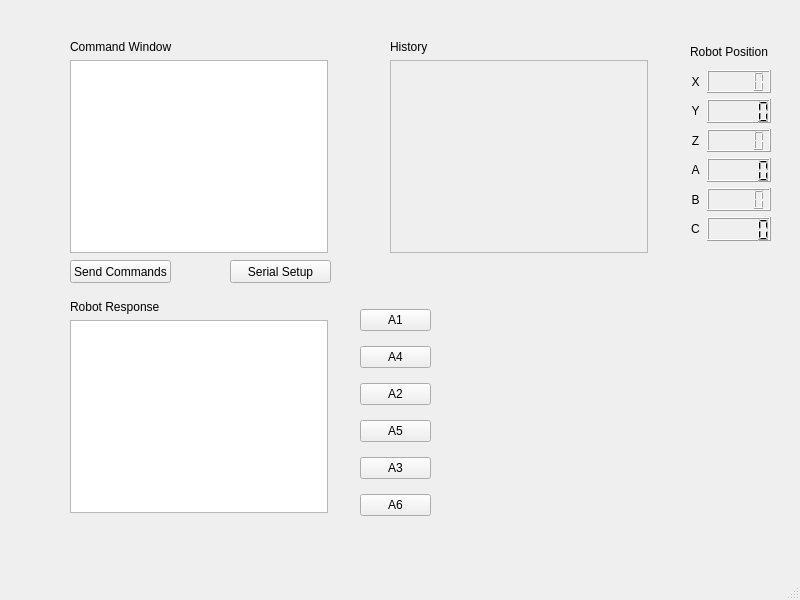
Before: the Qt Designer form RobotCmdGui.ui in Athanasios12/robotApp, drawn with Qt 5.
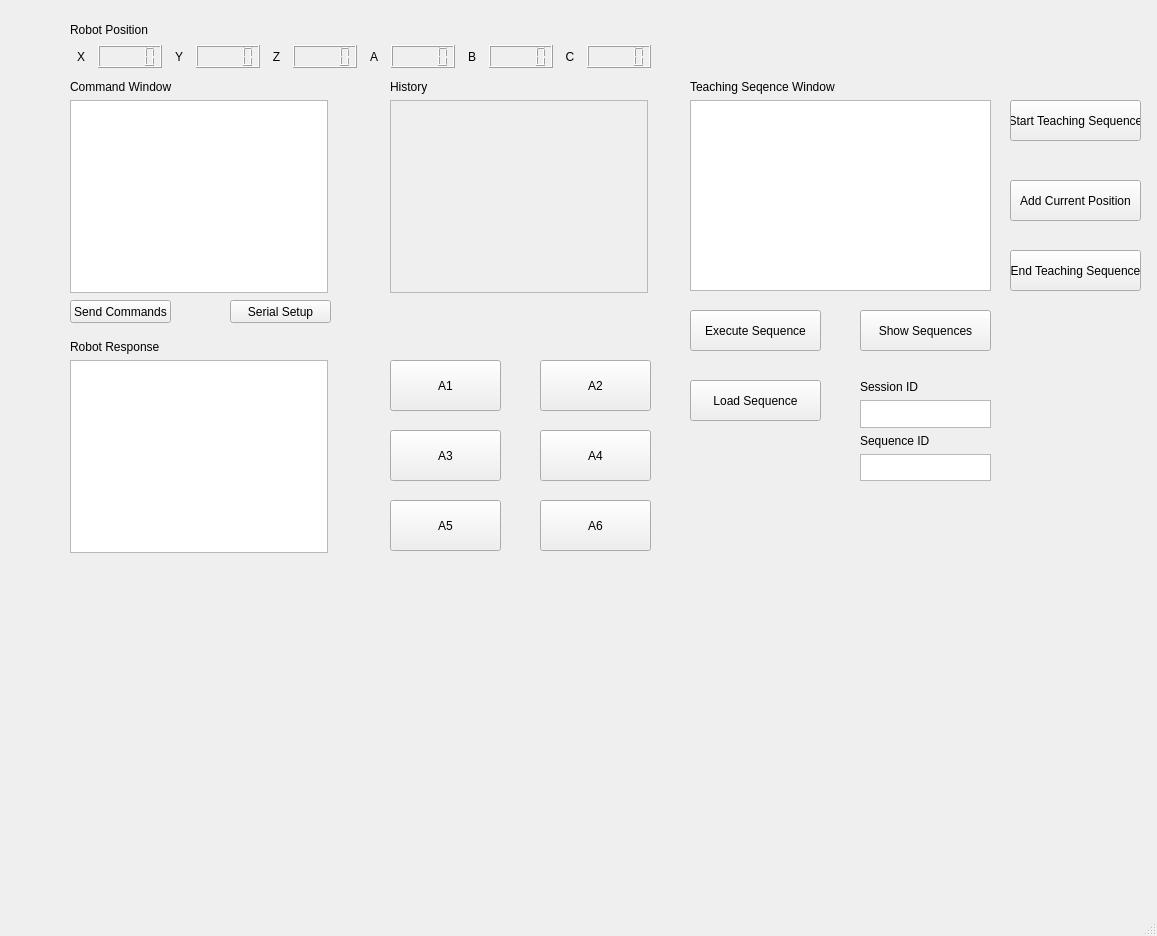
After: the same form once the commit is applied.

What changed in the file:
```diff
--- a/RobotCmdGui.ui
+++ b/RobotCmdGui.ui
@@ -6,8 +6,8 @@
    <rect>
     <x>0</x>
     <y>0</y>
-    <width>800</width>
-    <height>600</height>
+    <width>1157</width>
+    <height>936</height>
    </rect>
   </property>
   <property name="windowTitle">
@@ -18,7 +18,7 @@
     <property name="geometry">
      <rect>
       <x>390</x>
-      <y>40</y>
+      <y>80</y>
       <width>258</width>
       <height>213</height>
      </rect>
@@ -44,7 +44,7 @@
     <property name="geometry">
      <rect>
       <x>70</x>
-      <y>40</y>
+      <y>80</y>
       <width>258</width>
       <height>213</height>
      </rect>
@@ -66,7 +66,7 @@
     <property name="geometry">
      <rect>
       <x>70</x>
-      <y>300</y>
+      <y>340</y>
       <width>258</width>
       <height>213</height>
      </rect>
@@ -88,7 +88,7 @@
     <property name="geometry">
      <rect>
       <x>70</x>
-      <y>260</y>
+      <y>300</y>
       <width>101</width>
       <height>23</height>
      </rect>
@@ -101,7 +101,7 @@
     <property name="geometry">
      <rect>
       <x>230</x>
-      <y>260</y>
+      <y>300</y>
       <width>101</width>
       <height>23</height>
      </rect>
@@ -110,13 +110,91 @@
      <string>Serial Setup</string>
     </property>
    </widget>
+   <widget class="QPushButton" name="btnStartSequence">
+    <property name="geometry">
+     <rect>
+      <x>1010</x>
+      <y>100</y>
+      <width>131</width>
+      <height>41</height>
+     </rect>
+    </property>
+    <property name="text">
+     <string>Start Teaching Sequence</string>
+    </property>
+   </widget>
+   <widget class="QPushButton" name="btnEndSequence">
+    <property name="geometry">
+     <rect>
+      <x>1010</x>
+      <y>250</y>
+      <width>131</width>
+      <height>41</height>
+     </rect>
+    </property>
+    <property name="text">
+     <string>End Teaching Sequence</string>
+    </property>
+   </widget>
+   <widget class="QPushButton" name="btnAddPosition">
+    <property name="geometry">
+     <rect>
+      <x>1010</x>
+      <y>180</y>
+      <width>131</width>
+      <height>41</height>
+     </rect>
+    </property>
+    <property name="text">
+     <string>Add Current Position</string>
+    </property>
+   </widget>
+   <widget class="QPushButton" name="btnLoadSequence">
+    <property name="geometry">
+     <rect>
+      <x>690</x>
+      <y>380</y>
+      <width>131</width>
+      <height>41</height>
+     </rect>
+    </property>
+    <property name="text">
+     <string>Load Sequence</string>
+    </property>
+   </widget>
+   <widget class="QPushButton" name="btnExecuteSequence">
+    <property name="geometry">
+     <rect>
+      <x>690</x>
+      <y>310</y>
+      <width>131</width>
+      <height>41</height>
+     </rect>
+    </property>
+    <property name="text">
+     <string>Execute Sequence</string>
+    </property>
+   </widget>
+   <widget class="QPushButton" name="btnShowSequence">
+    <property name="geometry">
+     <rect>
+      <x>860</x>
+      <y>310</y>
+      <width>131</width>
+      <height>41</height>
+     </rect>
+    </property>
+    <property name="text">
+     <string>Show Sequences</string>
+    </property>
+   </widget>
    <widget class="QWidget" name="">
     <property name="geometry">
      <rect>
-      <x>690</x>
-      <y>40</y>
-      <width>81</width>
-      <height>201</height>
+      <x>70</x>
+      <y>20</y>
+      <width>581</width>
+      <height>48</height>
      </rect>
     </property>
     <layout class="QVBoxLayout" name="verticalLayout_4">
@@ -128,6 +206,8 @@
       </widget>
      </item>
      <item>
+      <layout class="QHBoxLayout" name="horizontalLayout_7">
+       <item>
       <layout class="QHBoxLayout" name="horizontalLayout_6">
        <item>
         <widget class="QLabel" name="label_5">
@@ -230,61 +310,150 @@
       </layout>
      </item>
     </layout>
+     </item>
+    </layout>
    </widget>
    <widget class="QWidget" name="">
     <property name="geometry">
      <rect>
-      <x>360</x>
-      <y>300</y>
-      <width>71</width>
-      <height>231</height>
+      <x>860</x>
+      <y>380</y>
+      <width>131</width>
+      <height>101</height>
      </rect>
     </property>
     <layout class="QVBoxLayout" name="verticalLayout_5">
      <item>
-      <widget class="QPushButton" name="btnAxis1">
+      <layout class="QVBoxLayout" name="verticalLayout_6">
+       <item>
+        <widget class="QLabel" name="label_11">
        <property name="text">
-        <string>A1</string>
+          <string>Session ID</string>
        </property>
       </widget>
      </item>
      <item>
+        <widget class="QTextEdit" name="etSessionID"/>
+       </item>
+      </layout>
+     </item>
+     <item>
+      <layout class="QVBoxLayout" name="verticalLayout_7">
+       <item>
+        <widget class="QLabel" name="label_12">
+         <property name="text">
+          <string>Sequence ID</string>
+         </property>
+        </widget>
+       </item>
+       <item>
+        <widget class="QTextEdit" name="etSequenceID"/>
+       </item>
+      </layout>
+     </item>
+    </layout>
+   </widget>
+   <widget class="QWidget" name="">
+    <property name="geometry">
+     <rect>
+      <x>690</x>
+      <y>80</y>
+      <width>301</width>
+      <height>211</height>
+     </rect>
+    </property>
+    <layout class="QVBoxLayout" name="verticalLayout_9">
+     <item>
+      <widget class="QLabel" name="label_13">
+       <property name="text">
+        <string>Teaching Seqence Window</string>
+       </property>
+      </widget>
+     </item>
+     <item>
+      <widget class="QTextBrowser" name="txSequenceWindow"/>
+     </item>
+    </layout>
+   </widget>
+   <widget class="QPushButton" name="btnAxis3">
+    <property name="geometry">
+     <rect>
+      <x>390</x>
+      <y>430</y>
+      <width>111</width>
+      <height>51</height>
+     </rect>
+    </property>
+    <property name="text">
+     <string>A3</string>
+    </property>
+   </widget>
       <widget class="QPushButton" name="btnAxis4">
+    <property name="geometry">
+     <rect>
+      <x>540</x>
+      <y>430</y>
+      <width>111</width>
+      <height>51</height>
+     </rect>
+    </property>
        <property name="text">
         <string>A4</string>
        </property>
       </widget>
-     </item>
-     <item>
-      <widget class="QPushButton" name="btnAxis2">
-       <property name="text">
-        <string>A2</string>
-       </property>
-      </widget>
-     </item>
-     <item>
       <widget class="QPushButton" name="btnAxis5">
+    <property name="geometry">
+     <rect>
+      <x>390</x>
+      <y>500</y>
+      <width>111</width>
+      <height>51</height>
+     </rect>
+    </property>
        <property name="text">
         <string>A5</string>
        </property>
       </widget>
-     </item>
-     <item>
-      <widget class="QPushButton" name="btnAxis3">
+   <widget class="QPushButton" name="btnAxis1">
+    <property name="geometry">
+     <rect>
+      <x>390</x>
+      <y>360</y>
+      <width>111</width>
+      <height>51</height>
+     </rect>
+    </property>
        <property name="text">
-        <string>A3</string>
-       </property>
-      </widget>
-     </item>
-     <item>
+     <string>A1</string>
+    </property>
+   </widget>
+   <widget class="QPushButton" name="btnAxis2">
+    <property name="geometry">
+     <rect>
+      <x>540</x>
+      <y>360</y>
+      <width>111</width>
+      <height>51</height>
+     </rect>
+    </property>
+    <property name="text">
+     <string>A2</string>
+    </property>
+   </widget>
       <widget class="QPushButton" name="btnAxis6">
+    <property name="geometry">
+     <rect>
+      <x>540</x>
+      <y>500</y>
+      <width>111</width>
+      <height>51</height>
+     </rect>
+    </property>
        <property name="text">
         <string>A6</string>
        </property>
       </widget>
-     </item>
-    </layout>
-   </widget>
+   <zorder>layoutWidget</zorder>
    <zorder>layoutWidget</zorder>
    <zorder>layoutWidget_2</zorder>
    <zorder>layoutWidget_4</zorder>
```
Left out of the diff: 37 changed lines with no effect on the pictures. Lines whose indentation alone changed are shown as unchanged.
